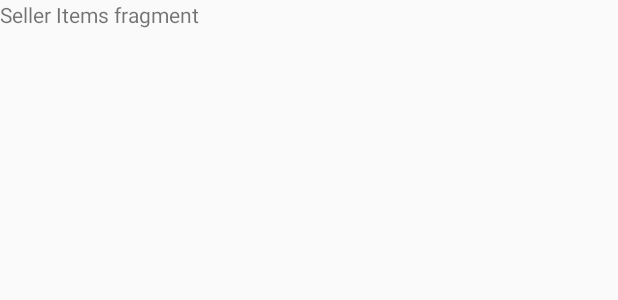
After one commit to rusiruavb/SellDroid, an Android app: the layout fragment_seller_items.xml on its own in the app's theme, with its tools: preview values and no code run, on a phone screen of 412 x 824 dp. The commit adds this screen. Shown: the top 300 px of the screen. Run offline under Robolectric (Android 15) with nearby library versions, the light colour scheme and no system bars.

Commit message:
RAVB - add seller item layouts

```diff
--- a/app/src/main/java/com/example/selldroid_final/MainActivity.java
+++ b/app/src/main/java/com/example/selldroid_final/MainActivity.java
@@ -44,7 +44,7 @@ public class MainActivity extends AppCompatActivity {
         mAuth = FirebaseAuth.getInstance();
         // check user already logged in
         if (mAuth.getCurrentUser() != null) {
-            startActivity(new Intent(getApplicationContext(), UserHome.class));
+            startActivity(new Intent(getApplicationContext(), SellerHome.class));
         }
        // userLogin();
     }
--- a/app/src/main/java/com/example/selldroid_final/SellerHome.java
+++ b/app/src/main/java/com/example/selldroid_final/SellerHome.java
@@ -94,6 +94,9 @@ public class SellerHome extends AppCompatActivity implements NavigationView.OnNa
             case R.id.nav_seller_update_items:
                 fragment = new UpdateProduct();
                 break;
+            case R.id.nav_home:
+                fragment = new HomePage();
+                break;
         }
 
         if (fragment != null) {
--- a/app/src/main/java/com/example/selldroid_final/UserHome.java
+++ b/app/src/main/java/com/example/selldroid_final/UserHome.java
@@ -28,6 +28,7 @@ public class UserHome extends AppCompatActivity implements NavigationView.OnNavi
     private UserProfile userProfileFragment;
     private UserProfileUpdate updateUserProfileFragment;
     private AddPaymentMethod addPayment;
+    private HomePage homePage;
 
     @Override
     protected void onCreate(Bundle savedInstanceState) {
@@ -50,6 +51,7 @@ public class UserHome extends AppCompatActivity implements NavigationView.OnNavi
         userProfileFragment = new UserProfile();
         updateUserProfileFragment = new UserProfileUpdate();
         addPayment = new AddPaymentMethod();
+        homePage = new HomePage();
         setFragment(userProfileFragment);
     }
 
@@ -92,6 +94,9 @@ public class UserHome extends AppCompatActivity implements NavigationView.OnNavi
             case R.id.nav_user_cart:
                 fragment = new Cart();
                 break;
+            case R.id.nav_home:
+                fragment = new HomePage();
+                break;
         }
 
         if (fragment != null) {
--- /dev/null
+++ b/app/src/main/res/layout/fragment_seller_items.xml
@@ -0,0 +1,13 @@
+<?xml version="1.0" encoding="utf-8"?>
+<FrameLayout xmlns:android="http://schemas.android.com/apk/res/android"
+    xmlns:tools="http://schemas.android.com/tools"
+    android:layout_width="match_parent"
+    android:layout_height="match_parent"
+    tools:context=".SellerItems">
+
+    <TextView
+        android:layout_width="match_parent"
+        android:layout_height="match_parent"
+        android:text="Seller Items fragment" />
+
+</FrameLayout>
```
Also changed, not shown: app/src/main/java/com/example/selldroid_final/SellerItems.java (added, +18 -0 lines).
